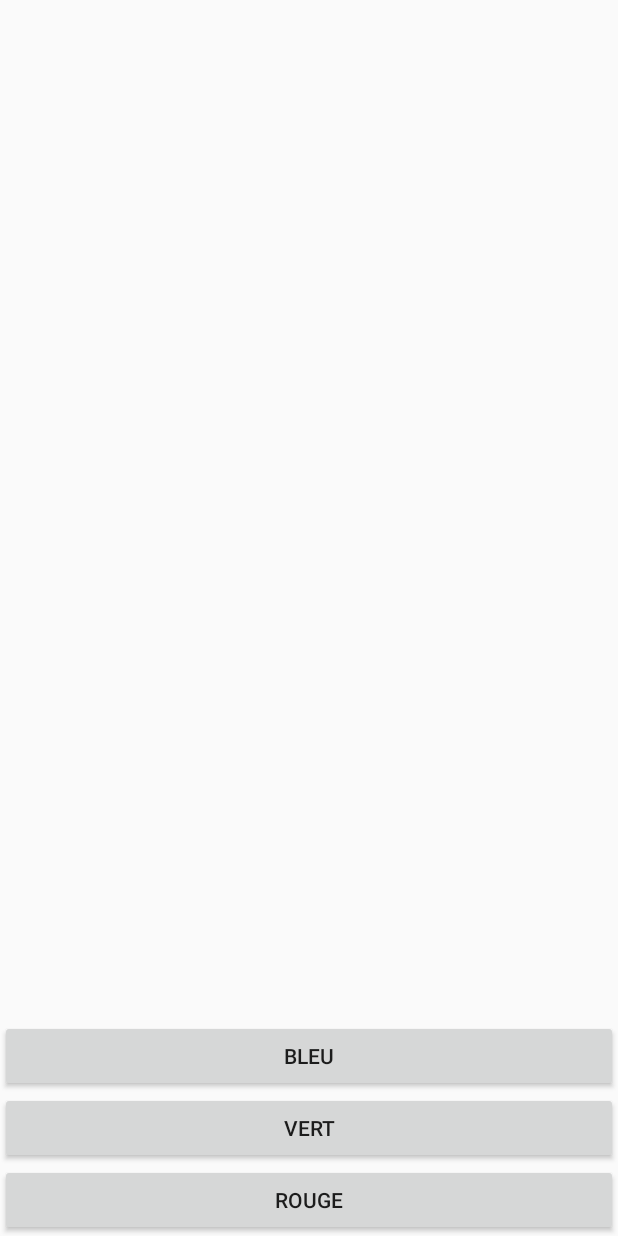
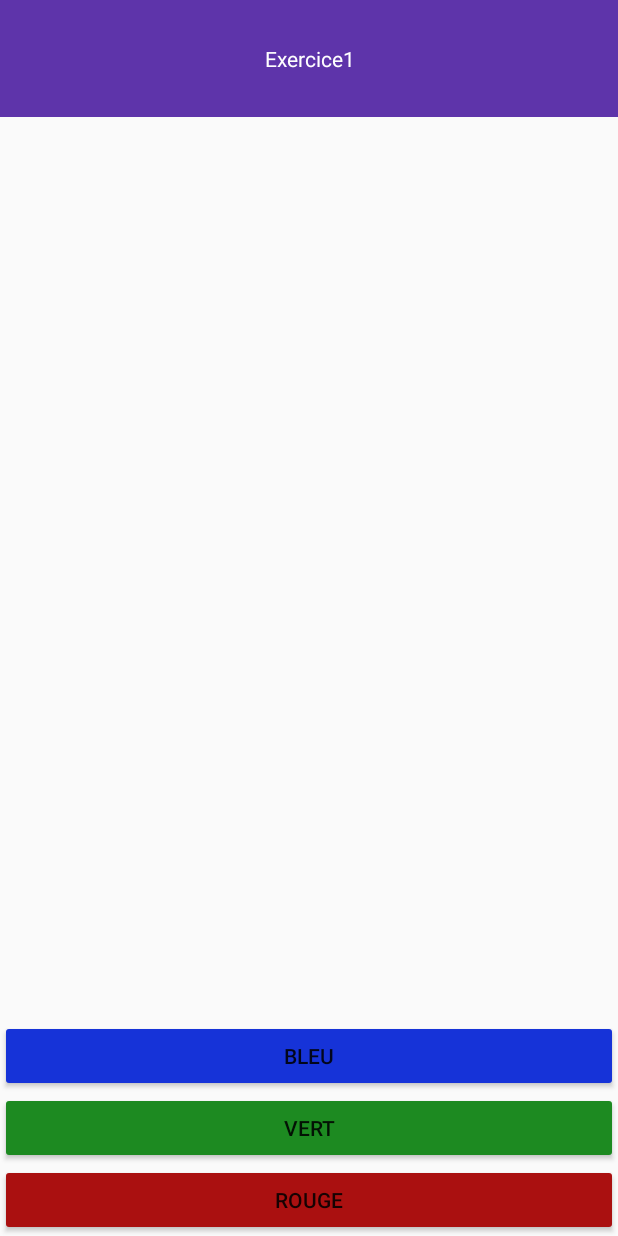
Before and after one commit to atifiAmine/android, an Android app built with Jetpack Compose: the screen it shows after launch (MainActivity), on a phone screen of 412 x 824 dp. Run offline under Robolectric (Android 15) with nearby library versions, the phone set to English and light mode, and no system bars.

Commit message:
quelques modifs Ex1

```diff
--- a/Ex1/app/src/main/res/layout/layout.xml
+++ b/Ex1/app/src/main/res/layout/layout.xml
@@ -3,6 +3,15 @@
     android:layout_width="match_parent"
     android:layout_height="match_parent"
     android:orientation="vertical">
+
+    <TextView
+        android:id="@+id/textView"
+        android:layout_width="match_parent"
+        android:layout_height="78dp"
+        android:background="#5E34AA"
+        android:text="Exercice1"
+        android:gravity="center"
+        android:textColor="#FFFFFF" />
 
     <!-- FrameLayout pour changer la couleur de fond -->
     <FrameLayout
@@ -10,6 +19,7 @@
         android:layout_width="match_parent"
         android:layout_height="0dp"
         android:layout_weight="1"> <!-- Prend l'espace restant -->
+
     </FrameLayout>
 
     <!-- Boutons pour changer la couleur -->
@@ -17,18 +27,21 @@
         android:id="@+id/buttonBleu"
         android:layout_width="match_parent"
         android:layout_height="wrap_content"
+        android:backgroundTint="#1633D8"
         android:text="Bleu" />
 
     <Button
         android:id="@+id/buttonVert"
         android:layout_width="match_parent"
         android:layout_height="wrap_content"
+        android:backgroundTint="#1D8A21"
         android:text="Vert" />
 
     <Button
         android:id="@+id/buttonRouge"
         android:layout_width="match_parent"
         android:layout_height="wrap_content"
+        android:backgroundTint="#AA1010"
         android:text="Rouge" />
 
 </LinearLayout>
```
